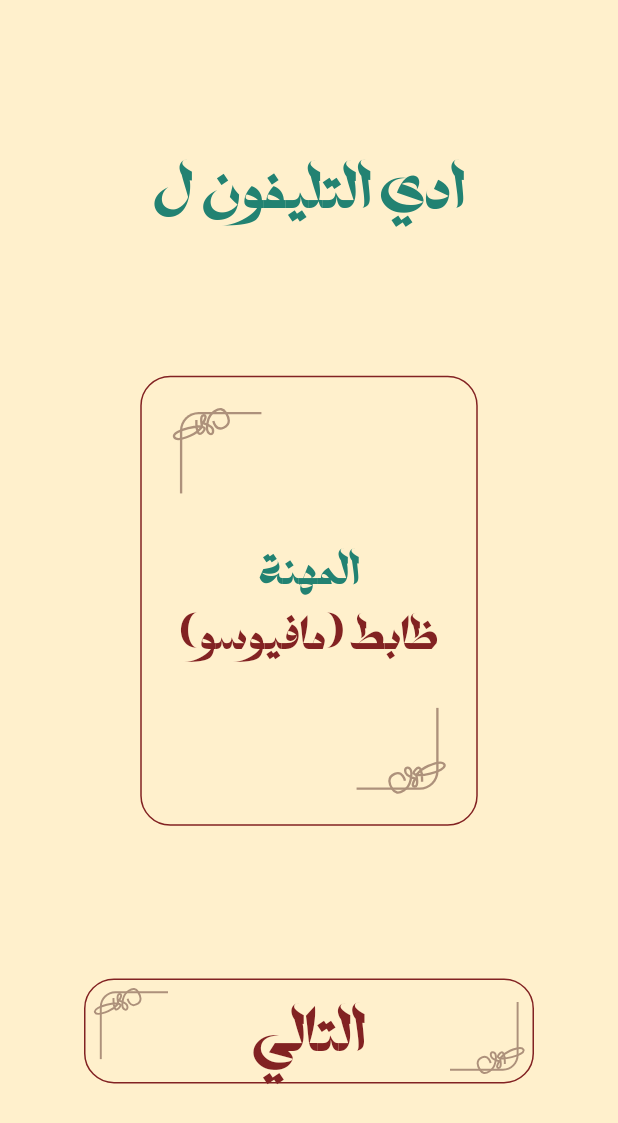
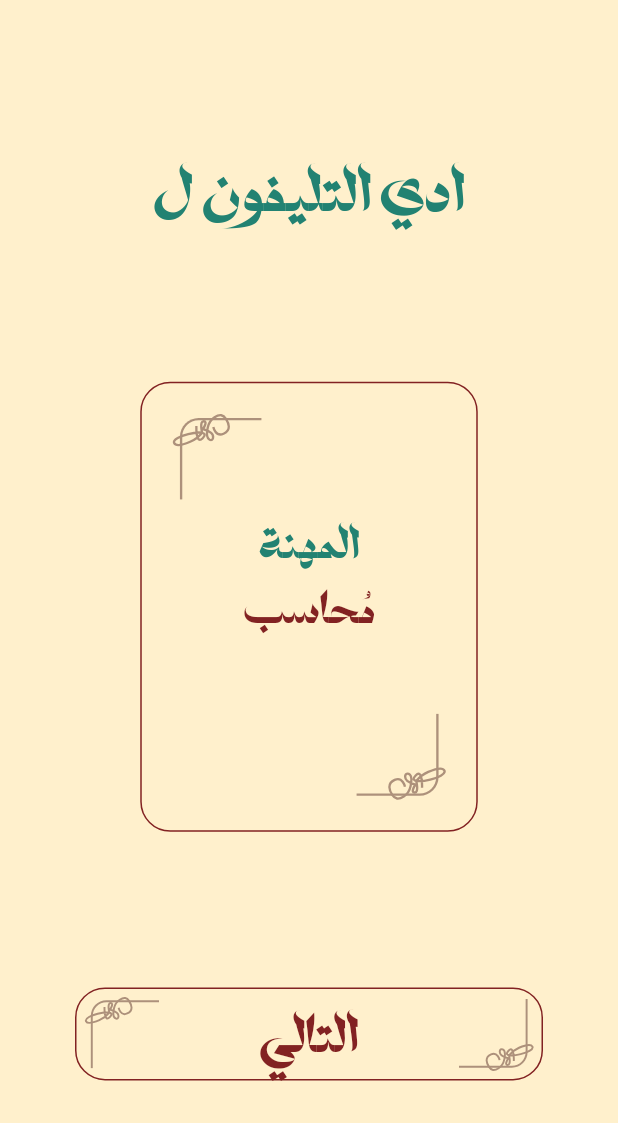
Before and after one commit to iskepr/Mogremeto, a Flutter app: the SetCharacter screen opened directly with empty values, after a tap on an icon or button, on a phone screen of 412 x 824 dp. Shown: the top 1123 px of the screen. Run offline on Flutter 3.47's test engine with Material 3 defaults, Android fonts, the phone set to English and light mode, and no system bars; our stand-ins replace flutter_svg.

Commit message:
إعادة هيكلة ويدجيت الزر لاستخدام `onTap`، وتحديث التنقل بين القوائم. إضافة بيانات للقصص وتنفيذ منطق اختيار الشخصيات في اللعبة

```diff
--- a/analysis_options.yaml
+++ b/analysis_options.yaml
@@ -10,6 +10,7 @@
 analyzer:
   errors:
     dead_code: ignore
+    file_names: ignore
 include: package:flutter_lints/flutter.yaml
 
 linter:
--- /dev/null
+++ b/lib/data/stories.dart
@@ -0,0 +1,64 @@
+class Stories {
+  List<Map<String, dynamic>> stories = [
+    {
+      "id": 1,
+      "title": "سرقة خزنة",
+      "accused": [
+        {"type": "مُحاسب", "criminal": false},
+        {"type": "مُهندس ديكور", "criminal": false},
+        {"type": "مُوظف استقبال", "criminal": false},
+        {"type": "كهربائي", "criminal": true},
+      ],
+      "evidence": [
+        "الخزنة في فندق",
+        "دافع الجريمة الانتقام",
+        "المجرم كان كحيان (معهوش فلوس)",
+      ],
+      "story":
+          "الفندق اتقلل فيه العمالة والكهربائي اتطرد من غير ما ياخذ فلوسه كاملة فا لما ملقاش شغل اضطر يسرق الفندق",
+      "real": false,
+      "source": "",
+      "solved": false,
+    },
+    {
+      "id": 2,
+      "title": "اختفاء اللوحة الفنية",
+      "accused": [
+        {"type": "حارس أمن", "criminal": false},
+        {"type": "فنان تشكيلي", "criminal": true},
+        {"type": "منظف", "criminal": false},
+        {"type": "زائر", "criminal": false},
+      ],
+      "evidence": [
+        "اللوحة كانت في معرض فني",
+        "دافع الجريمة كان الغيرة",
+        "المجرم كان بيعاني من قلة التقدير",
+      ],
+      "story":
+          "الفنان التشكيلي كان غيران من نجاح زميله، فقرر يسرق لوحته عشان يقلل من نجاحه.",
+      "real": false,
+      "source": "",
+      "solved": false,
+    },
+    {
+      "id": 3,
+      "title": "تزوير الوثائق",
+      "accused": [
+        {"type": "موظف حكومي", "criminal": true},
+        {"type": "مراجع حسابات", "criminal": false},
+        {"type": "مواطن", "criminal": false},
+        {"type": "محامٍ", "criminal": false},
+      ],
+      "evidence": [
+        "اكتشاف وثائق مزورة",
+        "دافع الجريمة كان الرشوة",
+        "المجرم كان بيستغل منصبه",
+      ],
+      "story":
+          "الموظف الحكومي كان بيزور وثائق رسمية مقابل رشاوي من الناس اللي محتاجة الأوراق دي.",
+      "real": false,
+      "source": "",
+      "solved": false,
+    },
+  ];
+}
--- a/lib/pages/Game/setCharacter.dart
+++ b/lib/pages/Game/setCharacter.dart
@@ -1,8 +1,10 @@
 import 'package:flutter/material.dart';
+import 'package:mafuso/data/stories.dart';
+import 'package:mafuso/pages/Game/dalel.dart';
 import 'package:mafuso/widgets/Card.dart';
 import 'package:mafuso/widgets/button.dart';
 
-class SetCharacter extends StatelessWidget {
+class SetCharacter extends StatefulWidget {
   const SetCharacter({
     super.key,
     required this.player1,
@@ -10,14 +12,69 @@ class SetCharacter extends StatelessWidget {
     required this.player3,
     required this.player4,
   });
+
   final String player1;
   final String player2;
   final String player3;
   final String player4;
 
   @override
+  State<SetCharacter> createState() => _SetCharacterState();
+}
+
+class _SetCharacterState extends State<SetCharacter> {
+  final Stories storiesInstance = Stories();
+  int playerId = 0;
+  int storyId = 0;
+  bool flip = false; // <-- متغير للتحكم في قلب الكارت
+
+  late String player;
+  late String type;
+  late bool isMasfuso;
+
+  @override
+  void initState() {
+    super.initState();
+    _updatePlayerData();
+  }
+
+  void _updatePlayerData() {
+    setState(() {
+      switch (playerId) {
+        case 0:
+          player = widget.player1;
+          break;
+        case 1:
+          player = widget.player2;
+          break;
+        case 2:
+          player = widget.player3;
+          break;
+        case 3:
+          player = widget.player4;
+          break;
+      }
+      type = storiesInstance.stories[storyId]['accused'][playerId]['type'];
+      isMasfuso =
+          storiesInstance.stories[storyId]['accused'][playerId]['criminal'];
+      flip = false; // <-- عند تغيير اللاعب، نعيد الكارت إلى الوضع الأول
+    });
+  }
+
+  void handle() {
+    if (playerId == 3) {
+      Navigator.push(
+        context,
+        MaterialPageRoute(builder: (context) => Dalel(storyId: storyId)),
+      );
+    } else {
+      playerId++;
+      _updatePlayerData();
+    }
+  }
+
+  @override
   Widget build(BuildContext context) {
-    String player = player1;
     return Scaffold(
       backgroundColor: Color(0xFFFFF0CC),
       body: Center(
@@ -28,15 +85,19 @@ class SetCharacter extends StatelessWidget {
               'ادي التليفون ل$player',
               style: TextStyle(color: Color(0xFF228272), fontSize: 40),
             ),
-            MafusoCard(character: 'ظابط (مافيوسو)'),
-            Button(
-              title: 'التالي',
-              page: SetCharacter(
-                player1: player1,
-                player2: player2,
-                player3: player3,
-                player4: player4,
-              ),
+            MafusoCard(
+              title: 'المهنة',
+              subtitle: '$type\n${isMasfuso ? '(مافيوسو)' : ''}',
+              flip: flip, // <-- تمرير حالة القلب إلى الكارت
+              onFlip: () {
+                setState(() {
+                  flip = !flip; // <-- عندما ينقلب الكارت، يتم تحديث حالته
+                });
+              },
+            ),
+            Padding(
+              padding: const EdgeInsets.symmetric(horizontal: 50),
+              child: Button(title: 'التالي', onTap: handle),
             ),
           ],
         ),
--- a/lib/widgets/Card.dart
+++ b/lib/widgets/Card.dart
@@ -2,25 +2,28 @@ import 'package:flutter/material.dart';
 import 'package:flutter_svg/svg.dart';
 
 class MafusoCard extends StatefulWidget {
-  const MafusoCard({super.key, required this.character});
-  final String character;
+  const MafusoCard({
+    super.key,
+    required this.title,
+    required this.subtitle,
+    required this.flip,
+    required this.onFlip, // <-- دالة عشان تحديث حالة القلب
+  });
+
+  final String title;
+  final String subtitle;
+  final bool flip;
+  final VoidCallback onFlip; // <-- دالة تُستدعى عند قلب الكارت
 
   @override
   State<MafusoCard> createState() => _MafusoCardState();
 }
 
 class _MafusoCardState extends State<MafusoCard> {
-  bool flip = false;
-
   @override
   Widget build(BuildContext context) {
     return GestureDetector(
-      onTap: () {
-        setState(() {
-          flip = !flip;
-        });
-      },
-      // ------------ لف الكارت
+      onTap: widget.onFlip, // <-- استدعاء `onFlip` عند الضغط على الكارت
       child: AnimatedSwitcher(
         duration: Duration(milliseconds: 500),
         transitionBuilder: (Widget child, Animation<double> animation) {
@@ -33,7 +36,8 @@ class _MafusoCardState extends State<MafusoCard> {
               return Transform(
                 alignment: Alignment.center,
                 transform: Matrix4.rotationY(angle),
-                child: isFlipped
+                child:
+                    isFlipped
                         ? Transform(
                           alignment: Alignment.center,
                           transform: Matrix4.rotationY(3.1416),
@@ -45,10 +49,12 @@ class _MafusoCardState extends State<MafusoCard> {
             child: child,
           );
         },
-        // ------------
-        child: flip
+        child:
+            widget.flip
                 ? Container(
-                key: ValueKey(true),
+                  key: ValueKey(
+                    true,
+                  ), // <-- المفتاح يضمن تحديث الواجهة عند تغيير `flip`
                   decoration: BoxDecoration(
                     borderRadius: BorderRadius.circular(20),
                     border: Border.all(color: Color(0xFF822222)),
@@ -80,14 +86,14 @@ class _MafusoCardState extends State<MafusoCard> {
                           mainAxisAlignment: MainAxisAlignment.center,
                           children: [
                             Text(
-                            'المهنة',
+                              widget.title,
                               style: TextStyle(
                                 color: Color(0xFF228272),
                                 fontSize: 30,
                               ),
                             ),
                             Text(
-                            widget.character,
+                              widget.subtitle,
                               style: TextStyle(
                                 color: Color(0xFF822222),
                                 fontSize: 30,
@@ -100,7 +106,9 @@ class _MafusoCardState extends State<MafusoCard> {
                   ),
                 )
                 : Container(
-                key: ValueKey(false),
+                  key: ValueKey(
+                    false,
+                  ), // <-- المفتاح يضمن تحديث الواجهة عند تغيير `flip`
                   decoration: BoxDecoration(
                     borderRadius: BorderRadius.circular(20),
                     color: Color(0xFF822222),
--- a/lib/widgets/button.dart
+++ b/lib/widgets/button.dart
@@ -2,25 +2,20 @@ import 'package:flutter/material.dart';
 import 'package:flutter_svg/svg.dart';
 
 class Button extends StatelessWidget {
-  const Button({super.key, required this.title, required this.page,});
+  const Button({super.key, required this.title, required this.onTap});
   final String title;
-  final Widget page;
-
+  final VoidCallback onTap;
 
   @override
   Widget build(BuildContext context) {
     return GestureDetector(
-      onTap: () {
-        Navigator.push(context, MaterialPageRoute(builder: (context) => page));
-      },
+      onTap: onTap,
       child: Container(
         decoration: BoxDecoration(
           color: Color(0xFFFFF0CC),
           borderRadius: BorderRadius.circular(20),
           border: Border.all(color: Color(0xFF822222)),
         ),
-        width: 300,
-        height: 70,
         margin: EdgeInsets.symmetric(vertical: 5),
         child: Padding(
           padding: const EdgeInsets.symmetric(vertical: 5),
@@ -39,7 +34,7 @@ class Button extends StatelessWidget {
               Center(
                 child: Text(
                   title,
-                  style: TextStyle(color: Color(0xFF822222), fontSize: 40),
+                  style: TextStyle(color: Color(0xFF822222), fontSize: 35),
                 ),
               ),
             ],
```
Also changed, not shown: lib/pages/Game/addPlayers.dart (+43 -12 lines), lib/pages/Game/dalel.dart (added, +124 -0 lines), lib/pages/Game/vote.dart (added, +77 -0 lines), lib/pages/menu.dart (+37 -6 lines). Lines whose indentation alone changed are shown as unchanged.
